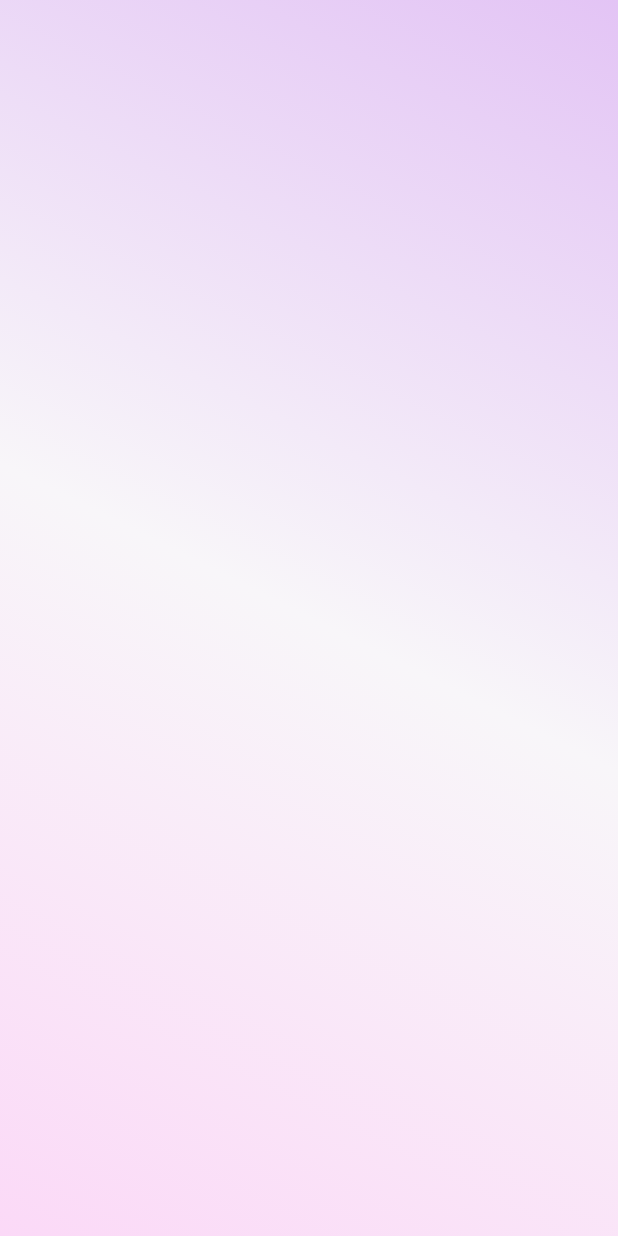
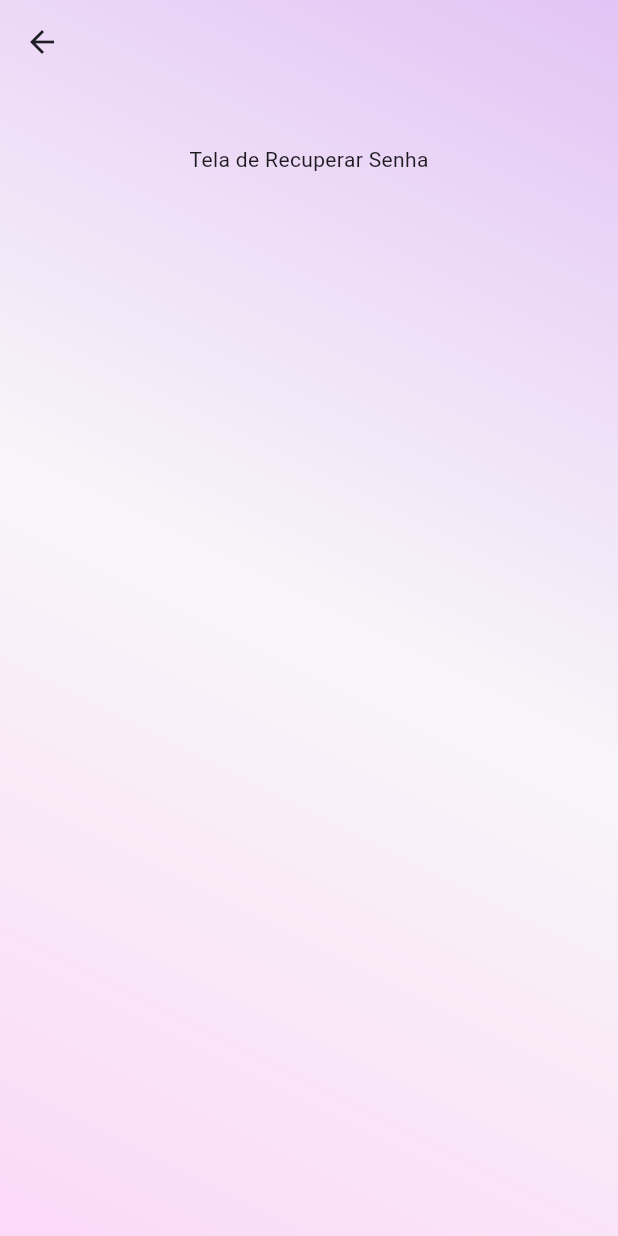
Before and after one commit to LeohCodes/Dion, a Flutter app: the PerfilView screen opened by its route, on a phone screen of 412 x 824 dp. Run offline on Flutter 3.47's test engine with Material 3 defaults, Android fonts, the phone set to English and light mode, and no system bars; our stand-ins replace device_preview_plus.

Commit message:
Backgroud das telas obrigatórias atualizado

```diff
--- a/lib/view/perfil_view.dart
+++ b/lib/view/perfil_view.dart
@@ -11,26 +11,42 @@ class _PerfilViewState extends State<PerfilView> {
   @override
   Widget build(BuildContext context) {
 return Scaffold(
-      // Fundo em gradiente base
+      // Faz o corpo (gradiente) ir até o topo, por trás do AppBar
+      extendBodyBehindAppBar: true,
+
+      // Cria um AppBar invisível, mas que vai renderizar a setinha de voltar
+      appBar: AppBar(
+        backgroundColor: Colors.transparent, // Fundo transparente
+        elevation: 0, // Remove a sombra
+        iconTheme: const IconThemeData(
+          color: Color(0xFF1E1E24), // Cor da setinha de voltar
+        ),
+      ),
+
+      //fundo gradiente
       body: Container(
-        width: double.infinity, // Garante que o fundo ocupe toda a largura
-        height: double.infinity, // Garante que o fundo ocupe toda a altura
+        width: double.infinity,
+        height: double.infinity,
         decoration: const BoxDecoration(
           gradient: LinearGradient(
             begin: Alignment.topRight,
             end: Alignment.bottomLeft,
             colors: [
               Color.fromARGB(255, 227, 196, 245),
-              Color.fromARGB(255, 248, 246, 249), // Tom quase branco do meio
+              Color.fromARGB(255, 248, 246, 249),
               Color.fromARGB(255, 251, 217, 247),
             ],
           ),
         ),
         child: SafeArea(
-          // Codigo da tela aqui
+          //
+          // Codigo da tela aqui!!!
+          //
           child: Column(
             children: [
-              // Substituir esta Column e adicionar o conteúdo da nova tela
+              const SizedBox(height: 40),
+              const Text("Tela de Recuperar Senha"),
+              // ... continuar aqui
             ],
           ),
         ),
```
Also changed, not shown: lib/view/cadastro_usuario_view.dart (+19 -6 lines), lib/view/recuperar_senha_view.dart (+22 -6 lines), lib/view/sobre_view.dart (+22 -6 lines).
